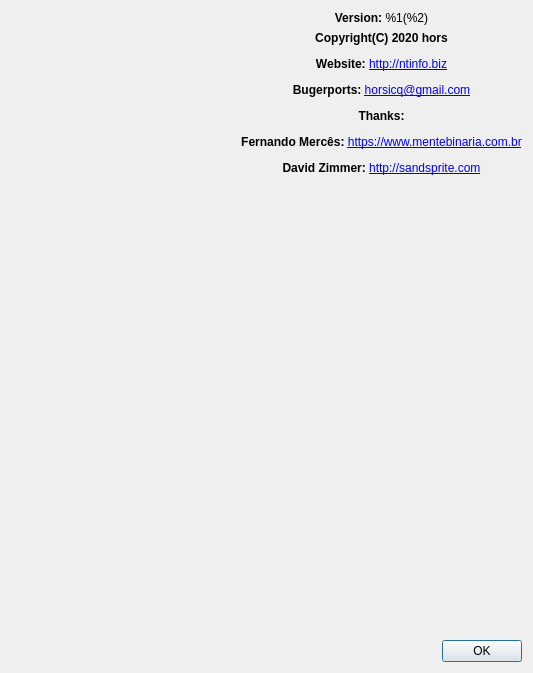
The window that gui_source/dialogabout.ui (horsicq/XAPKDetector) describes before a commit, drawn with Qt 5.
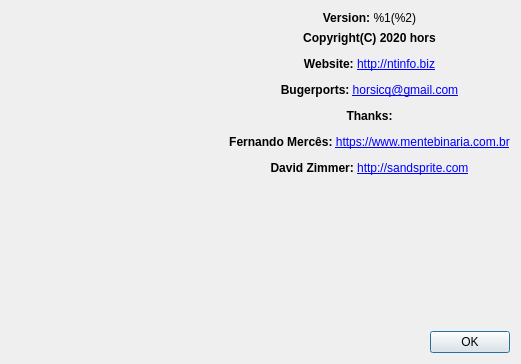
The same window after the commit. Icons and pictures are not drawn.

```diff
--- a/gui_source/dialogabout.ui
+++ b/gui_source/dialogabout.ui
@@ -9,8 +9,8 @@
    <rect>
     <x>0</x>
     <y>0</y>
-    <width>533</width>
-    <height>673</height>
+    <width>521</width>
+    <height>364</height>
    </rect>
   </property>
   <property name="windowTitle">
@@ -93,6 +93,19 @@
      </item>
     </layout>
    </item>
+   <item>
+    <spacer name="verticalSpacer_2">
+     <property name="orientation">
+      <enum>Qt::Vertical</enum>
+     </property>
+     <property name="sizeHint" stdset="0">
+      <size>
+       <width>20</width>
+       <height>40</height>
+      </size>
+     </property>
+    </spacer>
+   </item>
    <item>
     <layout class="QHBoxLayout" name="horizontalLayout">
      <item>
```
